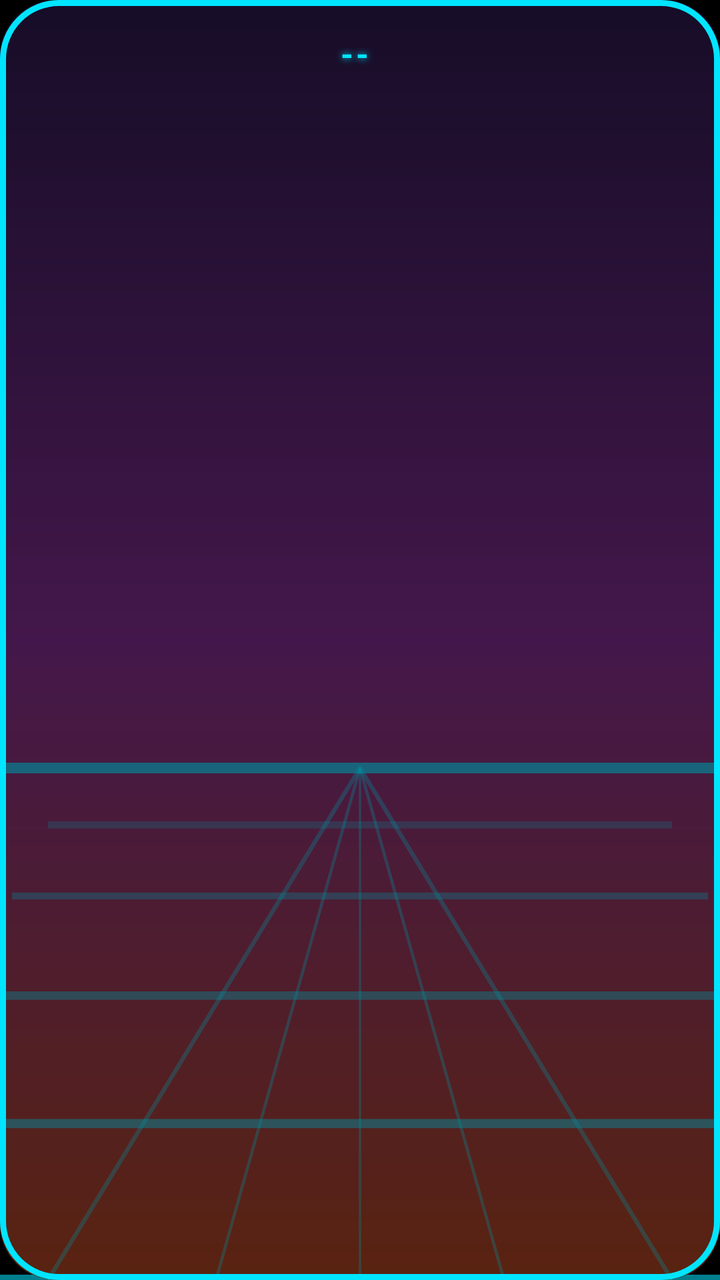
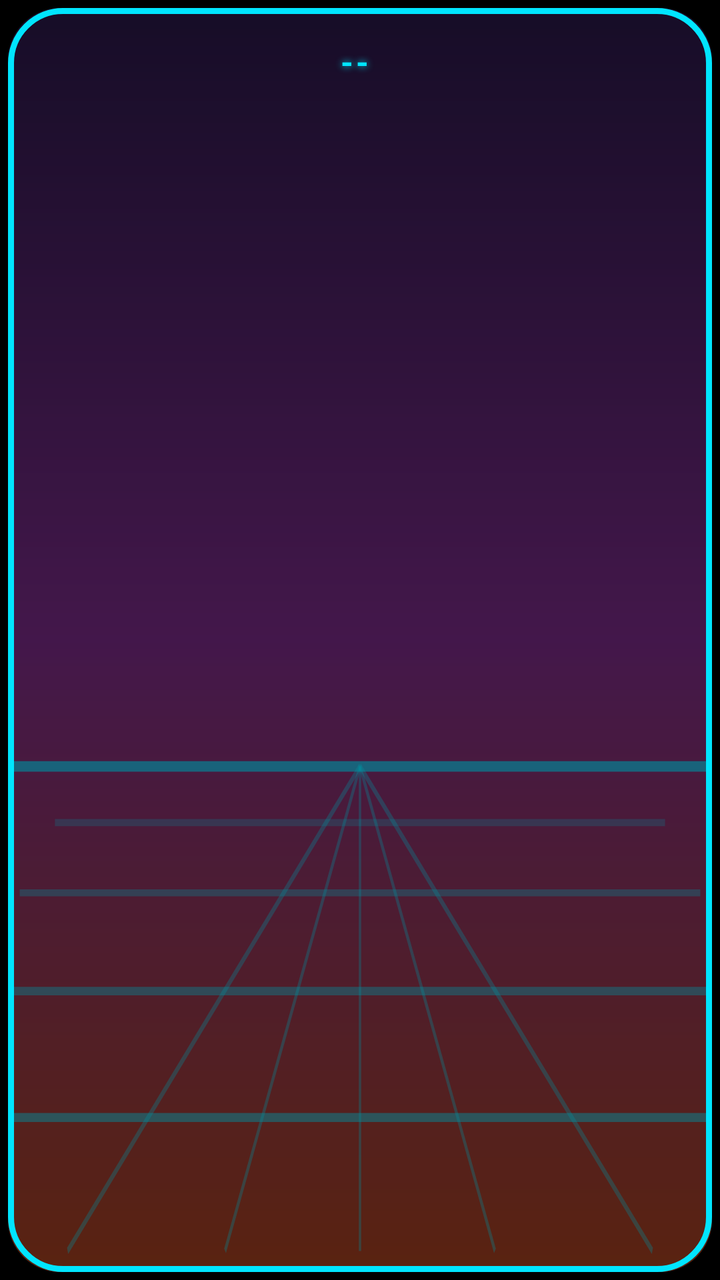

The first picture is an Android layout as it rendered before a commit; the second is the same layout after the commit. The layout source and the unified diff follow.
<!-- AndroidManifest.xml: application theme Theme.SysMonWidget -->
<!-- res/layout/widget_sysmon.xml -->
<?xml version="1.0" encoding="utf-8"?>
<LinearLayout xmlns:android="http://schemas.android.com/apk/res/android"
    android:id="@+id/widgetRoot"
    android:layout_width="match_parent"
    android:layout_height="match_parent"
    android:orientation="vertical"
    android:background="@drawable/widget_background"
    android:paddingTop="16dp"
    android:paddingBottom="16dp"
    android:paddingStart="16dp"
    android:paddingEnd="16dp">

    
    <LinearLayout
        android:layout_width="match_parent"
        android:layout_height="wrap_content"
        android:orientation="horizontal"
        android:gravity="center_vertical">

        <TextView
            android:id="@+id/titleText"
            android:layout_width="0dp"
            android:layout_height="wrap_content"
            android:layout_weight="1"
            android:textColor="@color/retro_cyan"
            android:textSize="16sp"
            android:textStyle="bold"
            android:textAllCaps="true"
            android:letterSpacing="0.08"
            android:gravity="center"
            android:singleLine="true"
            android:ellipsize="end"
            android:shadowColor="@color/retro_cyan"
            android:shadowDx="0"
            android:shadowDy="0"
            android:shadowRadius="8"
            android:text="--" />

        <TextView
            android:id="@+id/ipText"
            android:layout_width="wrap_content"
            android:layout_height="wrap_content"
            android:layout_marginStart="6dp"
            android:textColor="@color/retro_orange"
            android:textSize="11sp"
            android:singleLine="true"
            android:text="" />

    </LinearLayout>

    
    <ListView
        android:id="@+id/statsList"
        android:layout_width="match_parent"
        android:layout_height="0dp"
        android:layout_weight="1"
        android:layout_marginTop="4dp"
        android:divider="@null"
        android:scrollbars="none" />

    
    <TextView
        android:id="@+id/updatedText"
        android:layout_width="match_parent"
        android:layout_height="wrap_content"
        android:layout_marginTop="2dp"
        android:textColor="@color/retro_magenta"
        android:textSize="11sp"
        android:gravity="center"
        android:text="" />

</LinearLayout>
<!-- resources referenced by this layout -->
<resources>
  <color name="retro_cyan">#00E5FF</color>
  <color name="retro_magenta">#FF4FA3</color>
  <color name="retro_orange">#FF9F5A</color>
  <!-- drawable widget_background (drawable) -->
  <?xml version="1.0" encoding="utf-8"?>
  <layer-list xmlns:android="http://schemas.android.com/apk/res/android">
  
      
      <item>
          <shape android:shape="rectangle">
              
              <gradient
                  android:angle="270"
                  android:startColor="@color/sunset_top"
                  android:centerColor="@color/sunset_mid"
                  android:endColor="@color/sunset_bottom" />
              <corners android:radius="@dimen/widget_corner_radius" />
          </shape>
      </item>
  
      
      <item android:drawable="@drawable/retro_grid_overlay" />
  
      
      <item>
          <shape android:shape="rectangle">
              <solid android:color="@color/retro_scrim" />
              <corners android:radius="@dimen/widget_corner_radius" />
          </shape>
      </item>
  
      
      <item>
          <shape android:shape="rectangle">
              <stroke
                  android:width="3dp"
                  android:color="@color/retro_cyan" />
              <corners android:radius="@dimen/widget_corner_radius" />
          </shape>
      </item>
  
  </layer-list>
  <color name="sunset_top">#241540</color>
  <color name="sunset_mid">#6E267A</color>
  <color name="sunset_bottom">#92391A</color>
  <dimen name="widget_corner_radius">16dp</dimen>
  <!-- drawable retro_grid_overlay (drawable) -->
  <?xml version="1.0" encoding="utf-8"?>
  <vector xmlns:android="http://schemas.android.com/apk/res/android"
      android:width="300dp"
      android:height="180dp"
      android:viewportWidth="300"
      android:viewportHeight="180">
  
      
      <path
          android:pathData="M0,108 L300,108"
          android:strokeColor="@color/retro_cyan"
          android:strokeWidth="1.5"
          android:strokeAlpha="0.65" />
  
      
      <path android:pathData="M20,116 L280,116" android:strokeColor="@color/retro_cyan" android:strokeWidth="1" android:strokeAlpha="0.24" />
      <path android:pathData="M5,126 L295,126" android:strokeColor="@color/retro_cyan" android:strokeWidth="1" android:strokeAlpha="0.32" />
      <path android:pathData="M-15,140 L315,140" android:strokeColor="@color/retro_cyan" android:strokeWidth="1.2" android:strokeAlpha="0.4" />
      <path android:pathData="M-40,158 L340,158" android:strokeColor="@color/retro_cyan" android:strokeWidth="1.3" android:strokeAlpha="0.48" />
      <path android:pathData="M-70,180 L370,180" android:strokeColor="@color/retro_cyan" android:strokeWidth="1.5" android:strokeAlpha="0.56" />
  
      
      <path android:pathData="M150,108 L20,180" android:strokeColor="@color/retro_cyan" android:strokeWidth="1" android:strokeAlpha="0.32" />
      <path android:pathData="M150,108 L90,180" android:strokeColor="@color/retro_cyan" android:strokeWidth="1" android:strokeAlpha="0.32" />
      <path android:pathData="M150,108 L150,180" android:strokeColor="@color/retro_cyan" android:strokeWidth="1" android:strokeAlpha="0.32" />
      <path android:pathData="M150,108 L210,180" android:strokeColor="@color/retro_cyan" android:strokeWidth="1" android:strokeAlpha="0.32" />
      <path android:pathData="M150,108 L280,180" android:strokeColor="@color/retro_cyan" android:strokeWidth="1" android:strokeAlpha="0.32" />
  
  </vector>
  <color name="retro_scrim">#63000000</color>
  <color name="black">#000000</color>
  <color name="retro_white">#F2F2FF</color>
  <color name="widget_text_secondary">#B0BEC5</color>
  <!-- unchanged entries left out for length: 1 -->
</resources>

<!-- the commit's change to res/layout/widget_sysmon.xml (unified diff, before → after) -->
@@ -4,11 +4,11 @@
     android:layout_width="match_parent"
     android:layout_height="match_parent"
     android:orientation="vertical"
-    android:background="@drawable/widget_background"
-    android:paddingTop="16dp"
-    android:paddingBottom="16dp"
-    android:paddingStart="16dp"
-    android:paddingEnd="16dp">
+    android:background="@drawable/widget_background_r26_inset"
+    android:paddingTop="20dp"
+    android:paddingBottom="14dp"
+    android:paddingStart="20dp"
+    android:paddingEnd="20dp">
 
     
     <LinearLayout
@@ -54,7 +54,7 @@
         android:layout_width="match_parent"
         android:layout_height="0dp"
         android:layout_weight="1"
-        android:layout_marginTop="4dp"
+        android:layout_marginTop="2dp"
         android:divider="@null"
         android:scrollbars="none" />
 
<!-- resource entries referenced after the edit -->
@@ -3,49 +3,48 @@
   <color name="retro_cyan">#00E5FF</color>
   <color name="retro_magenta">#FF4FA3</color>
   <color name="retro_orange">#FF9F5A</color>
-  <!-- drawable widget_background (drawable) -->
+  <!-- drawable widget_background_r26_inset (drawable) -->
   <?xml version="1.0" encoding="utf-8"?>
   <layer-list xmlns:android="http://schemas.android.com/apk/res/android">
-  
-      
+      <item
+          android:drawable="@drawable/widget_background_r26"
+          android:left="4dp"
+          android:top="4dp"
+          android:right="4dp"
+          android:bottom="4dp" />
+  </layer-list>
+  <!-- drawable widget_background_r26 (drawable) -->
+  <?xml version="1.0" encoding="utf-8"?>
+  <layer-list xmlns:android="http://schemas.android.com/apk/res/android">
       <item>
           <shape android:shape="rectangle">
-              
               <gradient
                   android:angle="270"
                   android:startColor="@color/sunset_top"
                   android:centerColor="@color/sunset_mid"
                   android:endColor="@color/sunset_bottom" />
-              <corners android:radius="@dimen/widget_corner_radius" />
+              <corners android:radius="26dp" />
           </shape>
       </item>
-  
-      
       <item android:drawable="@drawable/retro_grid_overlay" />
-  
-      
       <item>
           <shape android:shape="rectangle">
               <solid android:color="@color/retro_scrim" />
-              <corners android:radius="@dimen/widget_corner_radius" />
+              <corners android:radius="26dp" />
           </shape>
       </item>
-  
-      
       <item>
           <shape android:shape="rectangle">
               <stroke
                   android:width="3dp"
                   android:color="@color/retro_cyan" />
-              <corners android:radius="@dimen/widget_corner_radius" />
+              <corners android:radius="26dp" />
           </shape>
       </item>
-  
   </layer-list>
   <color name="sunset_top">#241540</color>
   <color name="sunset_mid">#6E267A</color>
   <color name="sunset_bottom">#92391A</color>
-  <dimen name="widget_corner_radius">16dp</dimen>
   <!-- drawable retro_grid_overlay (drawable) -->
   <?xml version="1.0" encoding="utf-8"?>
   <vector xmlns:android="http://schemas.android.com/apk/res/android"
@@ -66,14 +65,13 @@
       <path android:pathData="M5,126 L295,126" android:strokeColor="@color/retro_cyan" android:strokeWidth="1" android:strokeAlpha="0.32" />
       <path android:pathData="M-15,140 L315,140" android:strokeColor="@color/retro_cyan" android:strokeWidth="1.2" android:strokeAlpha="0.4" />
       <path android:pathData="M-40,158 L340,158" android:strokeColor="@color/retro_cyan" android:strokeWidth="1.3" android:strokeAlpha="0.48" />
-      <path android:pathData="M-70,180 L370,180" android:strokeColor="@color/retro_cyan" android:strokeWidth="1.5" android:strokeAlpha="0.56" />
   
       
-      <path android:pathData="M150,108 L20,180" android:strokeColor="@color/retro_cyan" android:strokeWidth="1" android:strokeAlpha="0.32" />
-      <path android:pathData="M150,108 L90,180" android:strokeColor="@color/retro_cyan" android:strokeWidth="1" android:strokeAlpha="0.32" />
-      <path android:pathData="M150,108 L150,180" android:strokeColor="@color/retro_cyan" android:strokeWidth="1" android:strokeAlpha="0.32" />
-      <path android:pathData="M150,108 L210,180" android:strokeColor="@color/retro_cyan" android:strokeWidth="1" android:strokeAlpha="0.32" />
-      <path android:pathData="M150,108 L280,180" android:strokeColor="@color/retro_cyan" android:strokeWidth="1" android:strokeAlpha="0.32" />
+      <path android:pathData="M150,108 L25.4,177" android:strokeColor="@color/retro_cyan" android:strokeWidth="1" android:strokeAlpha="0.32" />
+      <path android:pathData="M150,108 L92.5,177" android:strokeColor="@color/retro_cyan" android:strokeWidth="1" android:strokeAlpha="0.32" />
+      <path android:pathData="M150,108 L150,177" android:strokeColor="@color/retro_cyan" android:strokeWidth="1" android:strokeAlpha="0.32" />
+      <path android:pathData="M150,108 L207.5,177" android:strokeColor="@color/retro_cyan" android:strokeWidth="1" android:strokeAlpha="0.32" />
+      <path android:pathData="M150,108 L274.6,177" android:strokeColor="@color/retro_cyan" android:strokeWidth="1" android:strokeAlpha="0.32" />
   
   </vector>
   <color name="retro_scrim">#63000000</color>
